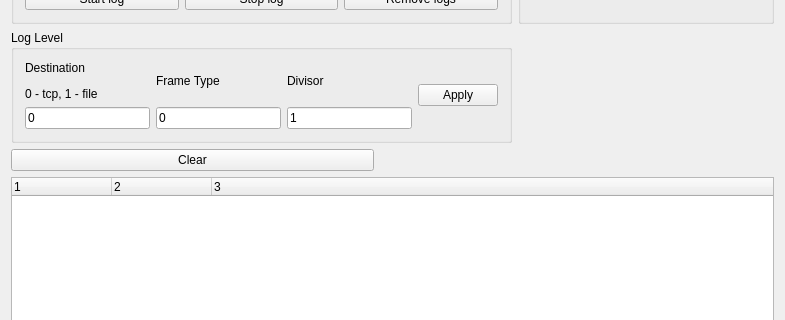
Above: diagnostic/ui/mainwindow.ui from klonage/snowcookie before the change; both pictures show x 0 to 785 and y 200 to 520 of the 785 by 652 pixel window. Below: the same form after it.
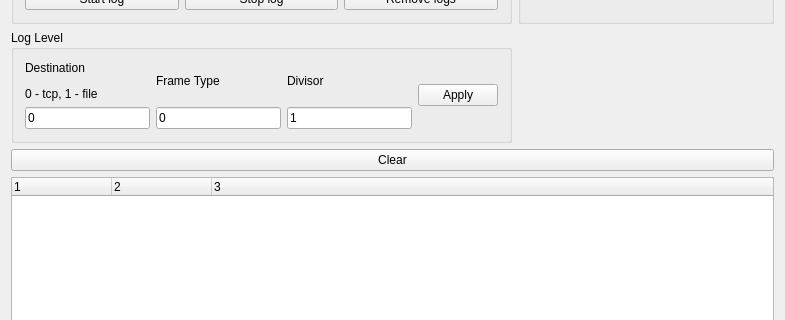
That is the form after the change.

Diff of the .ui file:
```diff
--- a/diagnostic/ui/mainwindow.ui
+++ b/diagnostic/ui/mainwindow.ui
@@ -257,13 +257,6 @@
       </layout>
      </widget>
     </item>
-    <item row="4" column="0">
-     <widget class="QPushButton" name="clearTreeButton">
-      <property name="text">
-       <string>Clear</string>
-      </property>
-     </widget>
-    </item>
     <item row="5" column="0" colspan="3">
      <widget class="QTreeWidget" name="framesTreeWidget">
       <property name="columnCount">
@@ -286,6 +279,13 @@
       </column>
      </widget>
     </item>
+    <item row="4" column="0" colspan="3">
+     <widget class="QPushButton" name="clearTreeButton">
+      <property name="text">
+       <string>Clear</string>
+      </property>
+     </widget>
+    </item>
    </layout>
   </widget>
   <widget class="QMenuBar" name="menuBar">
```
